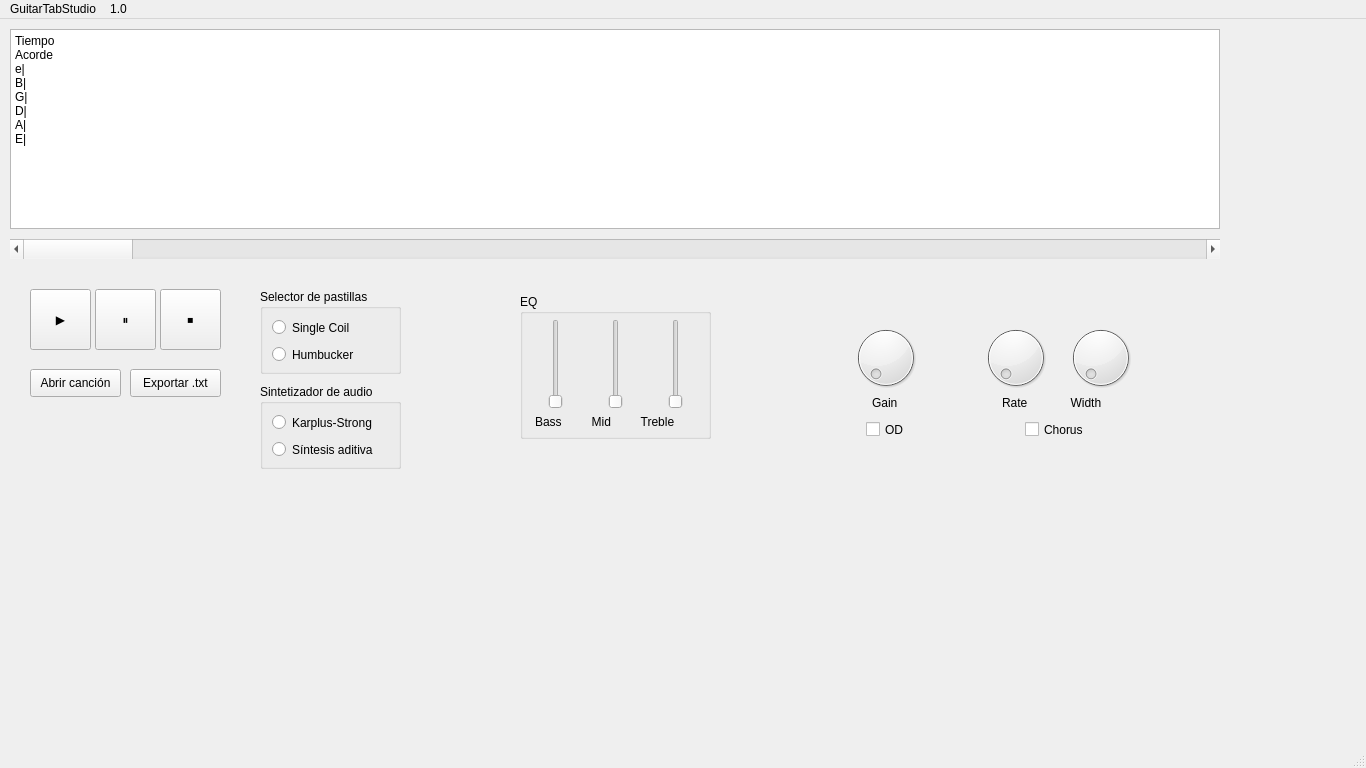
Before: the Qt Designer form mainwindow.ui in one-and-only-H/GuitarTabStudio_source, drawn with Qt 5.
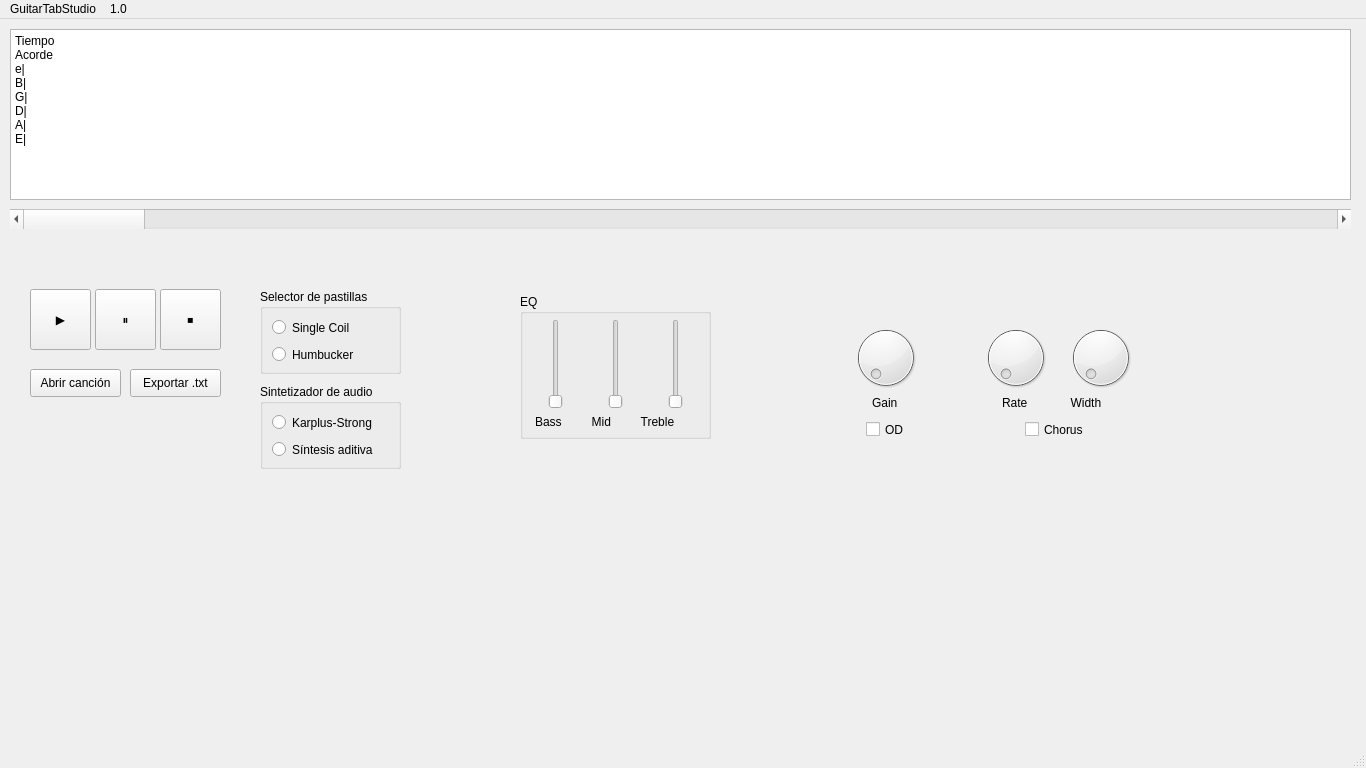
After: the same form once the commit is applied.

Diff of the .ui file:
```diff
--- a/mainwindow.ui
+++ b/mainwindow.ui
@@ -22,8 +22,8 @@
      <rect>
       <x>10</x>
       <y>10</y>
-      <width>1210</width>
-      <height>200</height>
+      <width>1341</width>
+      <height>171</height>
      </rect>
     </property>
     <property name="lineWrapMode">
@@ -47,8 +47,8 @@
     <property name="geometry">
      <rect>
       <x>10</x>
-      <y>220</y>
-      <width>1210</width>
+      <y>190</y>
+      <width>1341</width>
       <height>20</height>
      </rect>
     </property>
```
